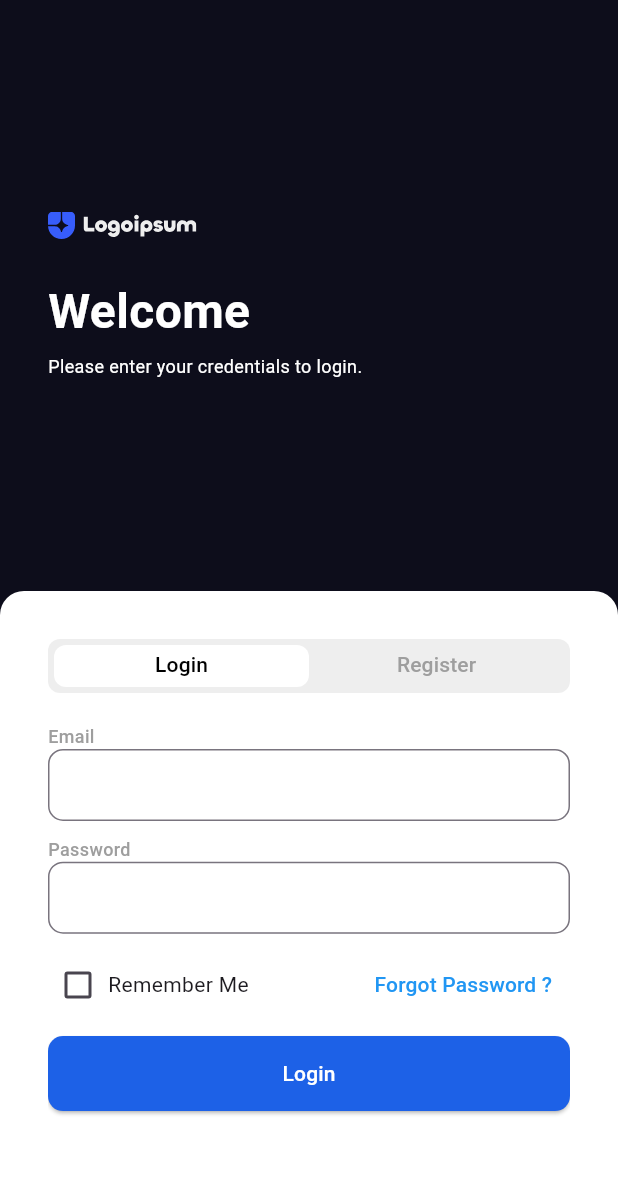
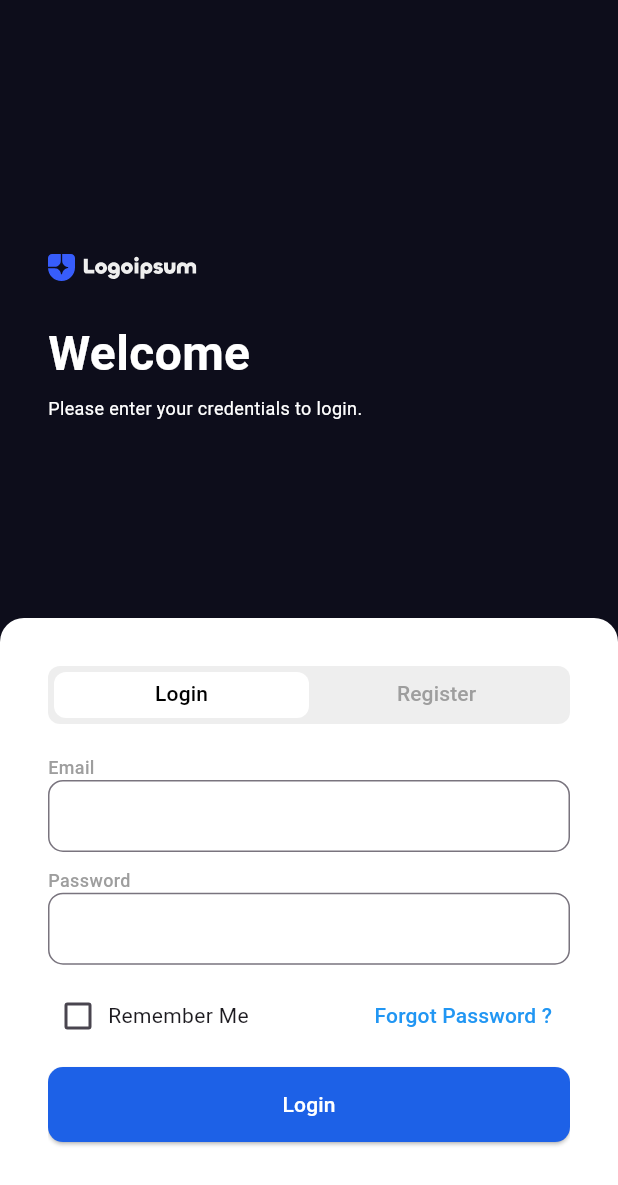
Before and after one commit to YigitTilki/mdp_case_study, a Flutter app: the screen it shows after launch, on a phone screen of 412 x 824 dp. Shown: the top 1185 px of the screen. Run offline on Flutter 3.47's test engine with Material 3 defaults, Android fonts, the light colour scheme and no system bars; our stand-ins replace auto_route, cached_network_image, dio, easy_localization, equatable, flutter_riverpod and 4 more.

Commit message:
last features

```diff
--- a/lib/feature/auth/presentation/auth_view.dart
+++ b/lib/feature/auth/presentation/auth_view.dart
@@ -21,13 +21,17 @@ class AuthView extends ConsumerWidget {
           mainAxisAlignment: MainAxisAlignment.spaceBetween,
           crossAxisAlignment: CrossAxisAlignment.start,
           children: [
-            const SizedBox.shrink(),
-            const Padding(
+            const Expanded(child: SizedBox.shrink()),
+            const Expanded(
+              flex: 2,
+              child: Padding(
                 padding: EdgeInsets.all(32),
                 child: OnboardingTitles(),
               ),
-            Container(
-              height: 430,
+            ),
+            Expanded(
+              flex: 3,
+              child: Container(
                 decoration: const BoxDecoration(
                   color: Colors.white,
                   borderRadius: BorderRadius.only(
@@ -39,7 +43,8 @@ class AuthView extends ConsumerWidget {
                   padding: const EdgeInsets.all(32),
                   child: Column(
                     children: [
-                    Container(
+                      Expanded(
+                        child: Container(
                           height: 36,
                           decoration: BoxDecoration(
                             color: Colors.grey.shade200,
@@ -63,7 +68,9 @@ class AuthView extends ConsumerWidget {
                             ],
                           ),
                         ),
+                      ),
                       const Expanded(
+                        flex: 8,
                         child: TabBarView(
                           children: [
                             LoginView(),
@@ -75,6 +82,7 @@ class AuthView extends ConsumerWidget {
                   ),
                 ),
               ),
+            ),
           ],
         ),
       ),
--- a/lib/feature/auth/presentation/login/login_view.dart
+++ b/lib/feature/auth/presentation/login/login_view.dart
@@ -54,6 +54,7 @@ class _LoginViewState extends ConsumerState<LoginView> with LoginViewMixin {
                   ),
                   AppSpacer.vertical10(),
                   AuthButton(onPressed: login, title: LocaleKeys.auth_login),
+                  AppSpacer.vertical50(),
                 ],
               ),
             ),
--- a/lib/feature/home/presentation/widgets/profile_avatar.dart
+++ b/lib/feature/home/presentation/widgets/profile_avatar.dart
@@ -1,7 +1,7 @@
 import 'package:flutter/material.dart';
 import 'package:flutter_screenutil/flutter_screenutil.dart';
+import 'package:mdp_case_study/feature/auth/domain/user.dart';
 import 'package:mdp_case_study/product/constants/app_colors.dart';
-import 'package:mdp_case_study/feature/auth/domain/user.dart';
 import 'package:mdp_case_study/product/widgets/image/custom_cached_network_image.dart';
 
 class ProfileAvatar extends StatelessWidget {
--- a/lib/feature/home/presentation/widgets/user_list_tile.dart
+++ b/lib/feature/home/presentation/widgets/user_list_tile.dart
@@ -1,6 +1,6 @@
 import 'package:flutter/material.dart';
+import 'package:mdp_case_study/feature/auth/domain/user.dart';
 import 'package:mdp_case_study/product/constants/app_colors.dart';
-import 'package:mdp_case_study/feature/auth/domain/user.dart';
 
 class UserListTile extends StatelessWidget {
   const UserListTile({required this.user, super.key});
--- a/pubspec.yaml
+++ b/pubspec.yaml
@@ -25,7 +25,6 @@ dependencies:
   flutter_screenutil: ^5.9.3
   equatable: ^2.0.5
   cached_network_image: ^3.4.1
-  infinite_scroll_pagination: ^4.0.0
   shared_preferences: ^2.3.2
 
 dev_dependencies:
@@ -34,6 +33,8 @@ dev_dependencies:
 
   auto_route_generator: ^9.0.0
   very_good_analysis: ^6.0.0
+  build_runner: ^2.4.13
+
 
 
 
```
Also changed, not shown: pubspec.lock. Lines whose indentation alone changed are shown as unchanged.
